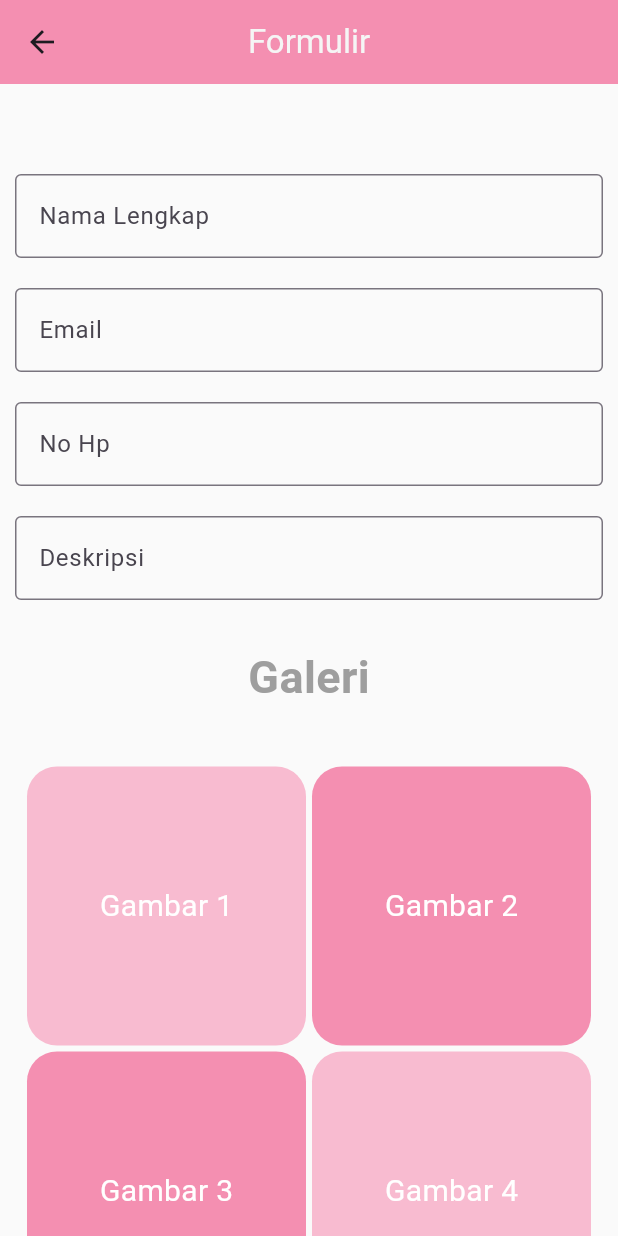
After one commit to DestyAlamanda/ppkd_d_3, a Flutter app: the TugasTiga screen opened directly, on a phone screen of 412 x 824 dp. The commit adds this screen. Run offline on Flutter 3.47's test engine with Material 3 defaults, Android fonts, the phone set to English and light mode, and no system bars.

Commit message:
wip tugas 3 dan 4

```diff
--- a/lib/main.dart
+++ b/lib/main.dart
@@ -1,6 +1,8 @@
 import 'package:flutter/material.dart';
 import 'package:ppkd_d_3/tugas_1/tugas_1_flutter.dart';
 import 'package:ppkd_d_3/tugas_2/tugas_2_flutter.dart';
+import 'package:ppkd_d_3/tugas_3/tugas_3_flutter.dart';
+import 'package:ppkd_d_3/tugas_4/tugas_4_flutter.dart';
 
 void main() {
   runApp(const MyApp());
@@ -19,7 +21,7 @@ class MyApp extends StatelessWidget {
         // colorScheme: ColorScheme.fromSeed(seedColor: Colors.deepPurple),
         // fontFamily: "Poppins"
       ),
-      home: TugasDua()
+      home: TugasEmpat()
     );
   }
 }
--- a/lib/tugas_2/tugas_2_flutter.dart
+++ b/lib/tugas_2/tugas_2_flutter.dart
@@ -133,7 +133,7 @@ class TugasDua extends StatelessWidget {
           ),
           Spacer(),
           Container(
-            padding: EdgeInsets.only(top: 50),
+            // padding: EdgeInsets.only(top: 50),
             decoration: BoxDecoration(
               color: Colors.grey[600])
           ),
--- /dev/null
+++ b/lib/tugas_3/tugas_3_flutter.dart
@@ -0,0 +1,144 @@
+import 'package:flutter/material.dart';
+
+class TugasTiga extends StatelessWidget {
+  const TugasTiga({super.key});
+
+  @override
+  Widget build(BuildContext context) {
+    return Scaffold(
+      backgroundColor: Colors.grey[50],
+      appBar: AppBar(
+        title: Text("Formulir",
+        style: TextStyle(color: Colors.grey[100])),
+        backgroundColor: Colors.pink[200],
+        centerTitle: true
+        ),
+        body: SingleChildScrollView(
+          child: Column(
+            children: [
+            Padding(padding: EdgeInsetsGeometry.symmetric(horizontal: 50, vertical: 10)),
+            SizedBox(height: 20),
+            Padding(
+              padding: EdgeInsets.symmetric(vertical: 20, horizontal: 10),
+              child: Column(
+                children: [
+                  TextField(
+                    decoration: InputDecoration(
+                      labelText: 'Nama Lengkap',
+                      border: OutlineInputBorder()),
+                      ),
+                      SizedBox(height: 20),
+                      TextField(
+                    decoration: InputDecoration(
+                      labelText: 'Email',
+                      border: OutlineInputBorder()),
+                      ),
+                      SizedBox(height: 20),
+                      TextField(
+                    decoration: InputDecoration(
+                      labelText: 'No Hp',
+                      border: OutlineInputBorder()),
+                      ),
+                      SizedBox(height: 20),
+                      TextField(
+                    decoration: InputDecoration(
+                      labelText: 'Deskripsi',
+                      border: OutlineInputBorder()),
+                      ),
+                    SizedBox(height: 30),
+                    Text("Galeri",
+                    style: TextStyle(fontSize: 30, fontWeight: FontWeight.bold, color: Colors.grey),
+                    ),
+                    SizedBox(height: 30),
+                    GridView.count(
+                      shrinkWrap: true,
+                      padding: EdgeInsets.all(8.0),
+                      crossAxisCount: 2,
+                      mainAxisSpacing: 4,
+                      crossAxisSpacing: 4,
+                      children: [
+                        Stack(
+                          children: [
+                            Container(
+                              height: 250,
+                              width: 250,
+                              decoration: BoxDecoration(color: Colors.pink[100], borderRadius: BorderRadius.circular(20)),
+                            ),
+                            Center(child:
+                            Text("Gambar 1",
+                            style: TextStyle(color: Colors.white, fontSize: 20),))
+                          ],
+                        ),
+                        Stack(
+                          children: [
+                            Container(
+                              height: 250,
+                              width: 250,
+                              decoration: BoxDecoration(color: Colors.pink[200], borderRadius: BorderRadius.circular(20)),
+                            ),
+                            Center(child:
+                            Text("Gambar 2",
+                            style: TextStyle(color: Colors.white, fontSize: 20),))
+                          ],
+                        ),
+                        Stack(
+                          children: [
+                            Container(
+                              height: 250,
+                              width: 250,
+                              decoration: BoxDecoration(color: Colors.pink[200], borderRadius: BorderRadius.circular(20)),
+                            ),
+                            Center(child:
+                            Text("Gambar 3",
+                            style: TextStyle(color: Colors.white, fontSize: 20),))
+                          ],
+                        ),
+                        Stack(
+                          children: [
+                            Container(
+                              height: 250,
+                              width: 250,
+                              decoration: BoxDecoration(color: Colors.pink[100], borderRadius: BorderRadius.circular(20)),
+                            ),
+                            Center(child:
+                            Text("Gambar 4",
+                            style: TextStyle(color: Colors.white, fontSize: 20),))
+                          ],
+                        ),
+                        Stack(
+                          children: [
+                            Container(
+                              height: 250,
+                              width: 250,
+                              decoration: BoxDecoration(color: Colors.pink[100], borderRadius: BorderRadius.circular(20)),
+                            ),
+                            Center(child:
+                            Text("Gambar 5",
+                            style: TextStyle(color: Colors.white, fontSize: 20),
+                            )
+                            )
+                          ],
+                        ),
+                        Stack(
+                          children: [
+                            Container(
+                              height: 250,
+                              width: 250,
+                              decoration: BoxDecoration(color: Colors.pink[200], borderRadius: BorderRadius.circular(20)),
+                            ),
+                            Center(child:
+                            Text("Gambar 6",
+                            style: TextStyle(color: Colors.white, fontSize: 20),))
+                          ],
+                        ),
+                    ]
+                  )
+                ]
+              )
+            )
+          ],
+        ),
+      ),
+    );
+  }
+}
--- /dev/null
+++ b/lib/tugas_4/tugas_4_flutter.dart
@@ -0,0 +1,18 @@
+import 'package:flutter/material.dart';
+
+class TugasEmpat extends StatelessWidget {
+  const TugasEmpat({super.key});
+
+  @override
+  Widget build(BuildContext context) {
+    return Scaffold(
+      backgroundColor: Colors.grey[50],
+      appBar: AppBar(
+        title: Text("Formulir",
+        style: TextStyle(color: Colors.grey[100])),
+        backgroundColor: Colors.pink[200],
+        centerTitle: true
+        ),
+    );
+  }
+}
```
